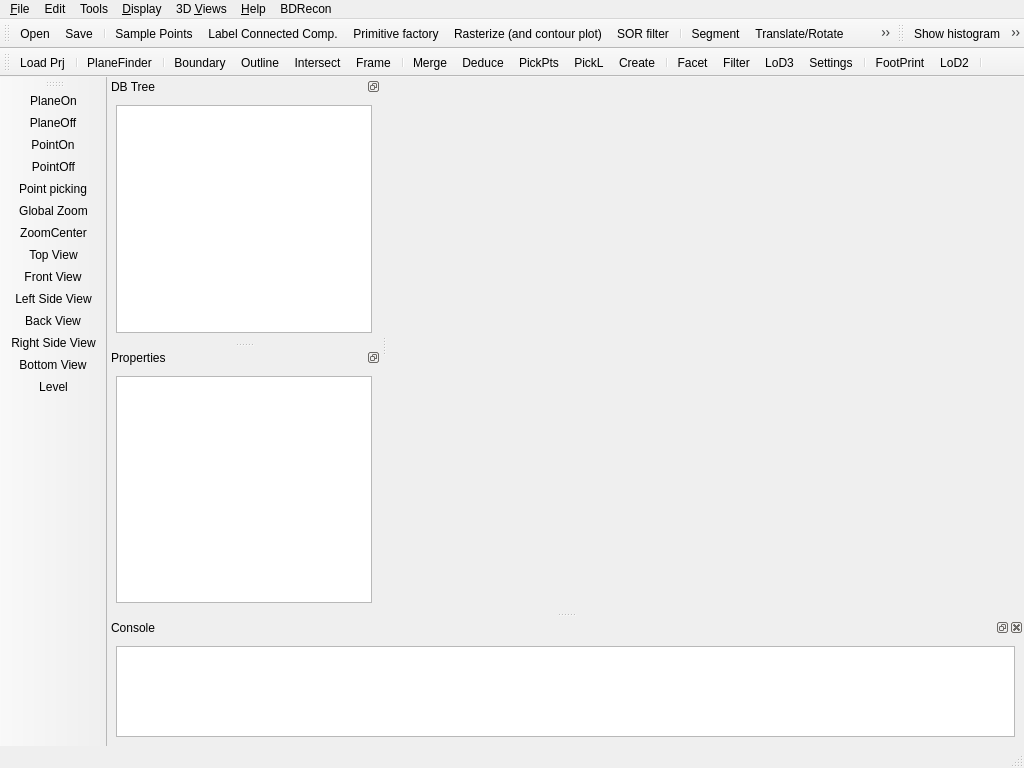
Before: the Qt Designer form qCC/ui_templates/mainWindow.ui in CloudCompare/CloudCompare, drawn with Qt 5.
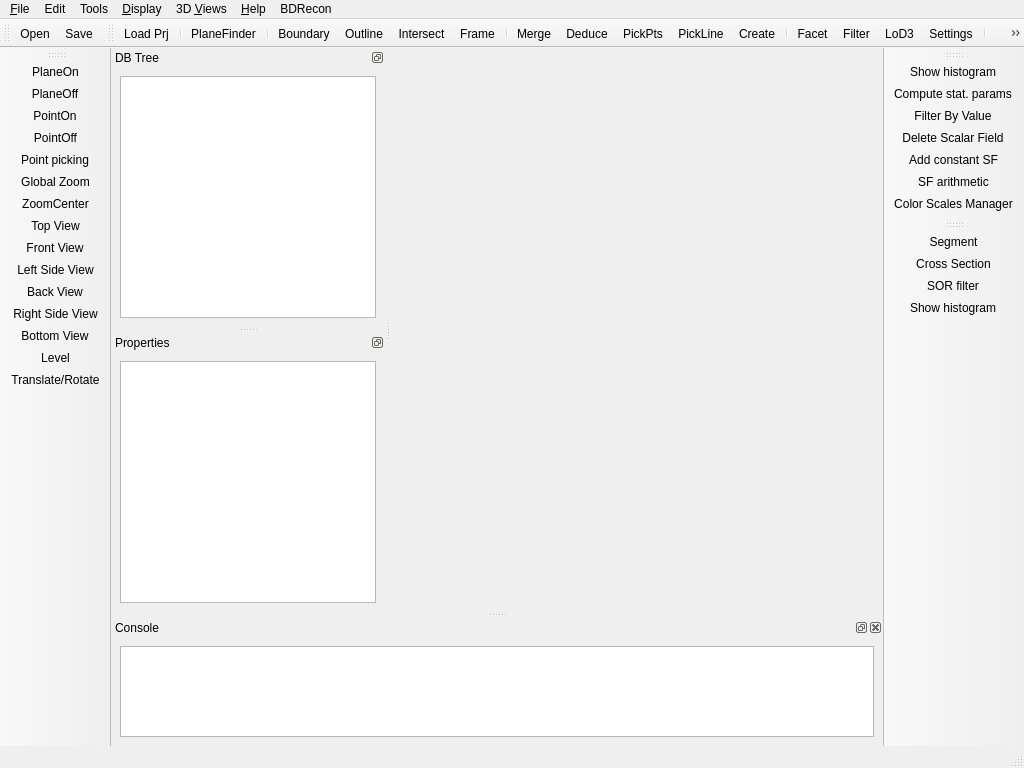
After: the same form once the commit is applied. Icons and pictures are not drawn. Custom widgets are drawn as their Qt base class.

The edit to the form file:
```diff
--- a/qCC/ui_templates/mainWindow.ui
+++ b/qCC/ui_templates/mainWindow.ui
@@ -704,6 +704,12 @@
    <property name="toolTip">
     <string>Main tools</string>
    </property>
+   <property name="autoFillBackground">
+    <bool>false</bool>
+   </property>
+   <property name="toolButtonStyle">
+    <enum>Qt::ToolButtonTextUnderIcon</enum>
+   </property>
    <attribute name="toolBarArea">
     <enum>TopToolBarArea</enum>
    </attribute>
@@ -712,37 +718,6 @@
    </attribute>
    <addaction name="actionOpen"/>
    <addaction name="actionSave"/>
-   <addaction name="separator"/>
-   <addaction name="actionSamplePointsOnMesh"/>
-   <addaction name="actionLabelConnectedComponents"/>
-   <addaction name="actionPrimitiveFactory"/>
-   <addaction name="actionRasterize"/>
-   <addaction name="actionSORFilter"/>
-   <addaction name="separator"/>
-   <addaction name="actionSegment"/>
-   <addaction name="actionTranslateRotate"/>
-   <addaction name="actionCrossSection"/>
-  </widget>
-  <widget class="QToolBar" name="toolBarSFTools">
-   <property name="windowTitle">
-    <string>Scalar field tools</string>
-   </property>
-   <property name="toolTip">
-    <string>Scalar field tools</string>
-   </property>
-   <attribute name="toolBarArea">
-    <enum>TopToolBarArea</enum>
-   </attribute>
-   <attribute name="toolBarBreak">
-    <bool>false</bool>
-   </attribute>
-   <addaction name="actionShowHistogram"/>
-   <addaction name="actionComputeStatParams"/>
-   <addaction name="actionFilterByValue"/>
-   <addaction name="actionDeleteScalarField"/>
-   <addaction name="actionAddConstantSF"/>
-   <addaction name="actionScalarFieldArithmetic"/>
-   <addaction name="actionOpenColorScalesManager"/>
   </widget>
   <widget class="QDockWidget" name="DockableProperties">
    <property name="minimumSize">
@@ -810,7 +785,7 @@
     <enum>TopToolBarArea</enum>
    </attribute>
    <attribute name="toolBarBreak">
-    <bool>true</bool>
+    <bool>false</bool>
    </attribute>
    <addaction name="actionBDProjectLoad"/>
    <addaction name="separator"/>
@@ -863,6 +838,46 @@
    <addaction name="actionSetViewRight"/>
    <addaction name="actionSetViewBottom"/>
    <addaction name="actionLevel"/>
+   <addaction name="actionTranslateRotate"/>
+  </widget>
+  <widget class="QToolBar" name="toolBarSFTools">
+   <property name="enabled">
+    <bool>true</bool>
+   </property>
+   <property name="windowTitle">
+    <string>Scalar field tools</string>
+   </property>
+   <property name="toolTip">
+    <string>Scalar field tools</string>
+   </property>
+   <attribute name="toolBarArea">
+    <enum>RightToolBarArea</enum>
+   </attribute>
+   <attribute name="toolBarBreak">
+    <bool>false</bool>
+   </attribute>
+   <addaction name="actionShowHistogram"/>
+   <addaction name="actionComputeStatParams"/>
+   <addaction name="actionFilterByValue"/>
+   <addaction name="actionDeleteScalarField"/>
+   <addaction name="actionAddConstantSF"/>
+   <addaction name="actionScalarFieldArithmetic"/>
+   <addaction name="actionOpenColorScalesManager"/>
+  </widget>
+  <widget class="QToolBar" name="toolBarEditor">
+   <property name="windowTitle">
+    <string>toolBar</string>
+   </property>
+   <attribute name="toolBarArea">
+    <enum>RightToolBarArea</enum>
+   </attribute>
+   <attribute name="toolBarBreak">
+    <bool>false</bool>
+   </attribute>
+   <addaction name="actionSegment"/>
+   <addaction name="actionCrossSection"/>
+   <addaction name="actionSORFilter"/>
+   <addaction name="actionShowHistogram"/>
   </widget>
   <action name="actionOpen">
    <property name="icon">
@@ -2889,7 +2904,7 @@
     <string>Trace Polyline</string>
    </property>
    <property name="iconText">
-    <string>PickL</string>
+    <string>PickLine</string>
    </property>
    <property name="toolTip">
     <string>Trace a polyline by point picking</string>
```
Left out of the diff: 76 changed lines with no effect on the pictures.
